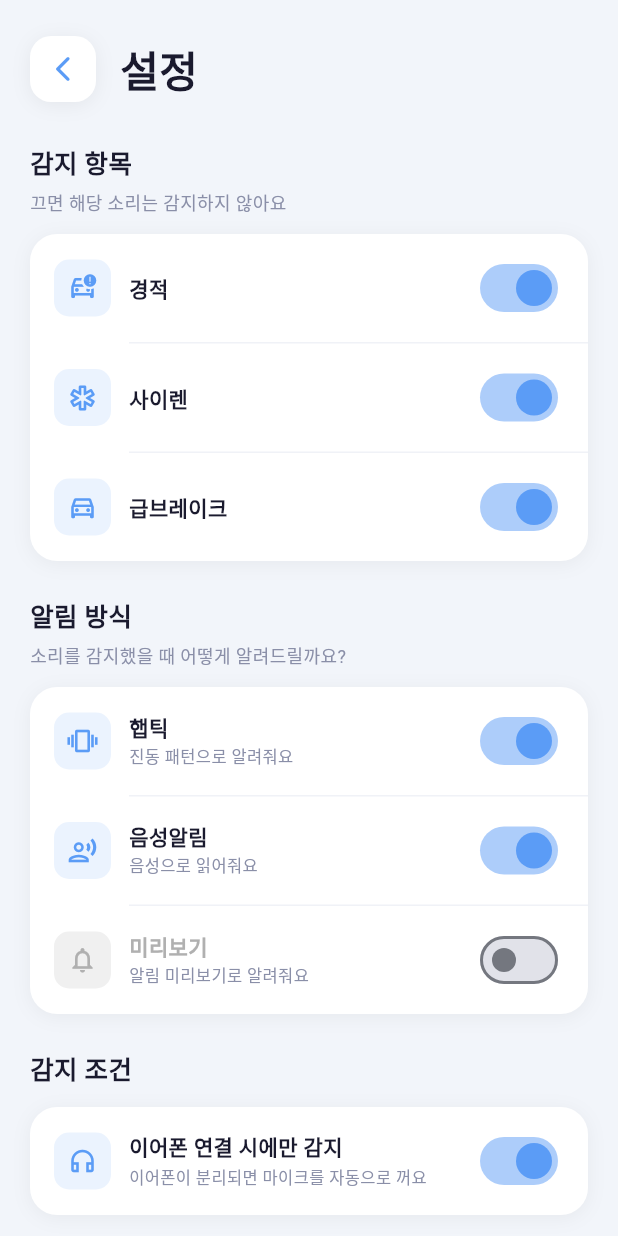
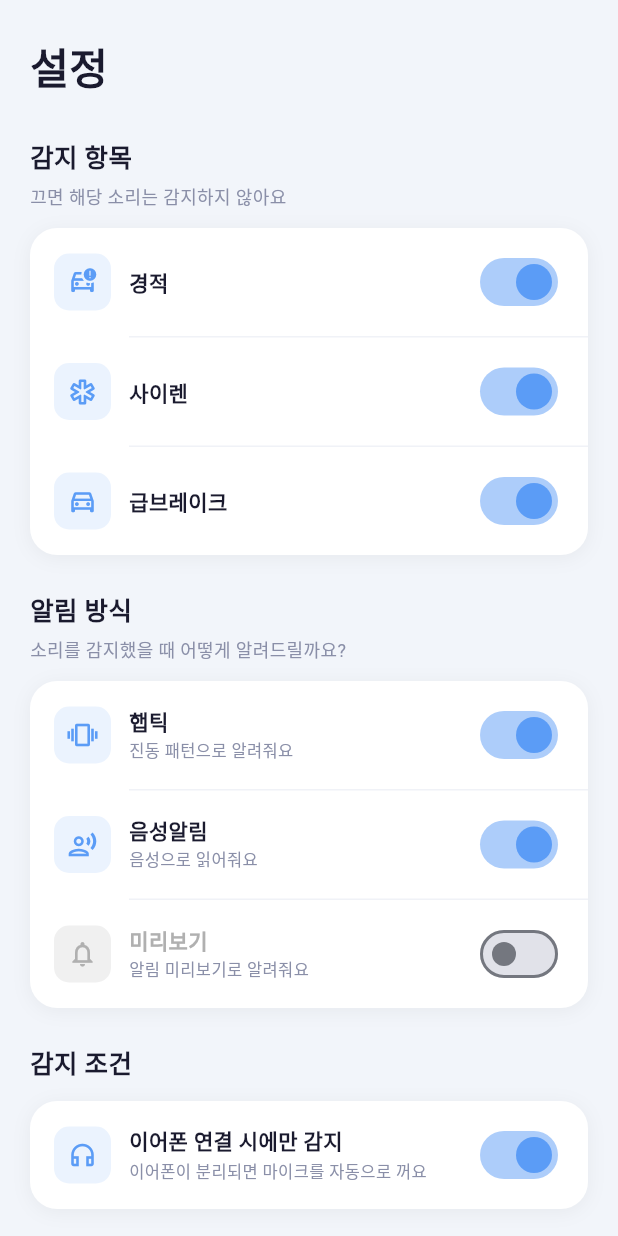
Before and after one commit to EarTip/CD-ET, a Flutter app: the SettingsPage screen opened directly, after a tap on "미리보기", on a phone screen of 412 x 824 dp. Run offline on Flutter 3.47's test engine with Material 3 defaults, Android fonts, the phone set to English and light mode, and no system bars; our stand-ins replace firebase_core, flutter_local_notifications, flutter_tts, geolocator, permission_handler, sensors_plus and 1 more; missing offline and left inert: audio_session, record, tflite_flutter; accounts and stored records are empty; statements that could not run were skipped.

Commit message:
feat: 하단 프로필 탭을 설정 탭으로 교체
- 하단 네비게이션 세 번째 탭을 프로필에서 설정으로 변경하고, 선택 시 SettingsPage를 탭 화면으로 표시
- 홈 상단 헤더의 설정 아이콘 버튼 제거
- 탭 화면으로 쓰이게 된 SettingsPage 헤더의 뒤로가기 버튼 제거
- 홈 화면 본문을 _buildHomeTab()으로 분리

```diff
--- a/lib/pages/settings_page.dart
+++ b/lib/pages/settings_page.dart
@@ -115,33 +115,9 @@ class SettingsPage extends StatelessWidget {
   static const sectionWarning = TextStyle(fontSize: 12, color: Color(0xFFFF9500), fontWeight: FontWeight.w600);
 
   Widget buildHeader(BuildContext context) {
-    return Row(
-      children: [
-        GestureDetector(
-          onTap: () => Navigator.of(context).pop(),
-          child: Container(
-            width: 44,
-            height: 44,
-            decoration: BoxDecoration(
-              color: Colors.white,
-              borderRadius: BorderRadius.circular(14),
-              boxShadow: [
-                BoxShadow(
-                  color: Colors.black.withValues(alpha: 0.06),
-                  blurRadius: 10,
-                  offset: const Offset(0, 2),
-                ),
-              ],
-            ),
-            child: const Icon(Icons.arrow_back_ios_new_rounded, color: _kBlue, size: 20),
-          ),
-        ),
-        const SizedBox(width: 16),
-        const Text(
-          '설정',
-          style: TextStyle(fontSize: 28, fontWeight: FontWeight.w800, color: _kTextDark),
-        ),
-      ],
+    return const Text(
+      '설정',
+      style: TextStyle(fontSize: 28, fontWeight: FontWeight.w800, color: _kTextDark),
     );
   }
 }
```
Also changed, not shown: lib/pages/home_page.dart (+13 -33 lines).
